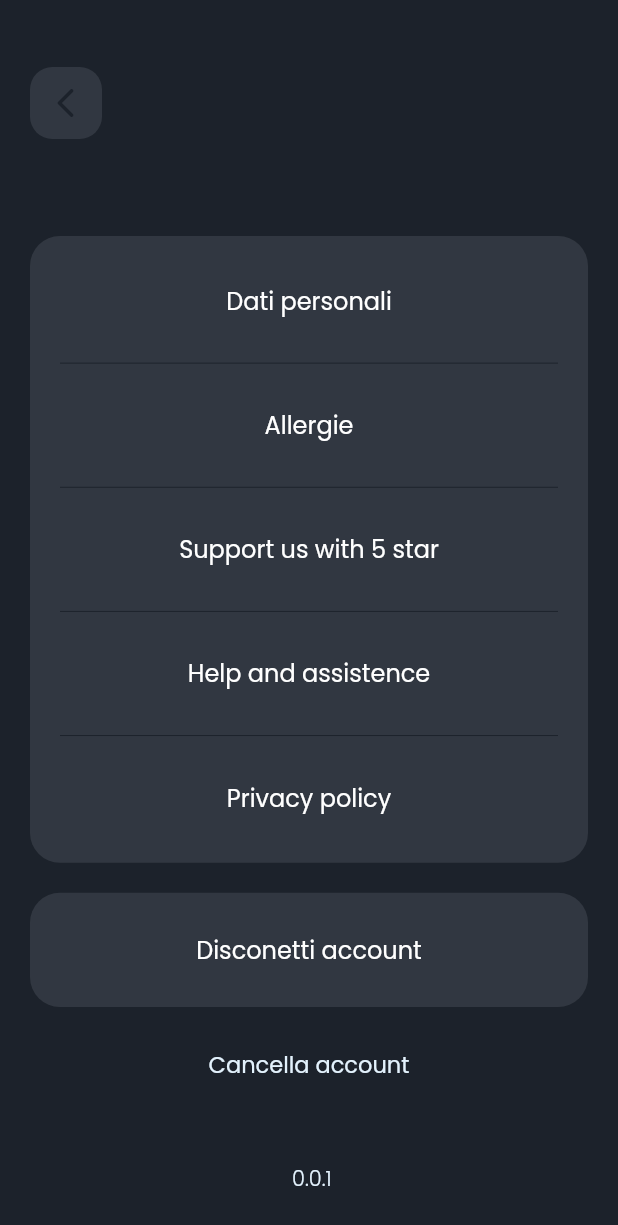
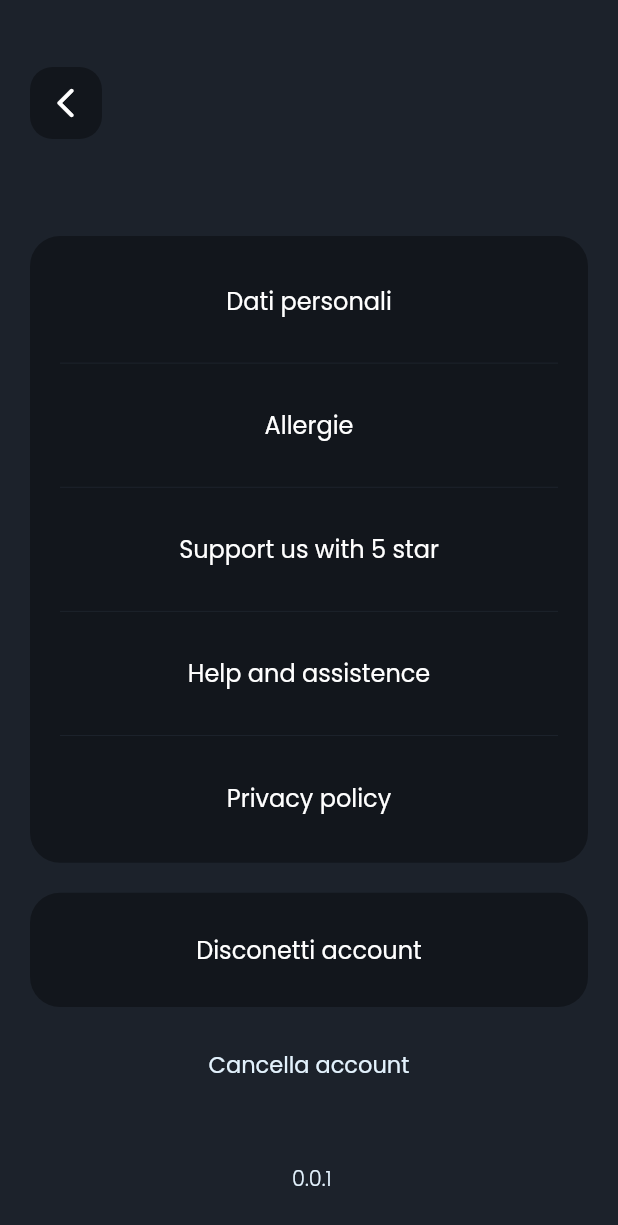
Before and after one commit to mitegj/food_match, a Flutter app: the SettingsScreen screen opened directly, on a phone screen of 412 x 824 dp. Shown: the top 1225 px of the screen. Run offline on Flutter 3.47's test engine with Material 2 defaults, Android fonts, the phone set to English and light mode, and no system bars; our stand-ins replace cloud_firestore, firebase_auth, firebase_core, flutter_spinkit, font_awesome_flutter, get and 2 more; accounts and stored records are empty.

Commit message:
piccoli cambiamenti

```diff
--- a/lib/widgets/global_input/arrow_header.dart
+++ b/lib/widgets/global_input/arrow_header.dart
@@ -19,12 +19,12 @@ class ArrowHeader extends StatelessWidget {
             alignment: Alignment.centerLeft,
             child: Container(
               decoration: BoxDecoration(
-                  color: UIColors.lightBlack.withOpacity(0.5),
+                  color: UIColors.detailBlack,
                   borderRadius: BorderRadius.circular(15)),
               child: IconButton(
                 icon: Icon(
                   Icons.arrow_back_ios_rounded,
-                  color: UIColors.black,
+                  color: UIColors.white,
                 ),
                 onPressed: () {
                   Get.back();
--- a/lib/widgets/home/menu_detail_bottom_sheet.dart
+++ b/lib/widgets/home/menu_detail_bottom_sheet.dart
@@ -6,6 +6,7 @@ import 'package:morning_brief/models/ingredient_model.dart';
 import 'package:morning_brief/models/menu_model.dart';
 import 'package:morning_brief/utils/UIColors.dart';
 
+// ignore: must_be_immutable
 class DetailBottomSheet extends StatelessWidget {
   DetailBottomSheet({Key? key, required this.menu, required this.ingredients})
       : super(key: key);
@@ -33,7 +34,7 @@ class DetailBottomSheet extends StatelessWidget {
       child: Column(children: [
         Container(
             width: 60,
-            child: Divider(height: 5, color: Colors.white, thickness: 3)),
+            child: Divider(height: 5, color: Colors.white, thickness: 4)),
         SizedBox(
           height: 30,
         ),
@@ -204,7 +205,7 @@ class DetailBottomSheet extends StatelessWidget {
                             children: [
                               VerticalDivider(
                                 width: 30,
-                                thickness: 5,
+                                thickness: 4,
                                 color: UIColors.pink,
                               ),
                               Expanded(
--- a/lib/widgets/settings/settings_body.dart
+++ b/lib/widgets/settings/settings_body.dart
@@ -23,7 +23,7 @@ class SettingsBody extends StatelessWidget {
             margin: const EdgeInsets.all(20),
             decoration: BoxDecoration(
                 borderRadius: BorderRadius.circular(20),
-                color: UIColors.lightBlack.withOpacity(0.5)),
+                color: UIColors.detailBlack),
             child: Column(
               mainAxisAlignment: MainAxisAlignment.spaceAround,
               children: [
@@ -149,7 +149,7 @@ class SettingsBody extends StatelessWidget {
             width: mediaQuery.size.width * 1,
             margin: const EdgeInsets.only(left: 20, right: 20),
             decoration: BoxDecoration(
-                color: UIColors.lightBlack.withOpacity(0.5),
+                color: UIColors.detailBlack,
                 borderRadius: BorderRadius.circular(20)),
             child: TextButton(
               onPressed: () {
```
